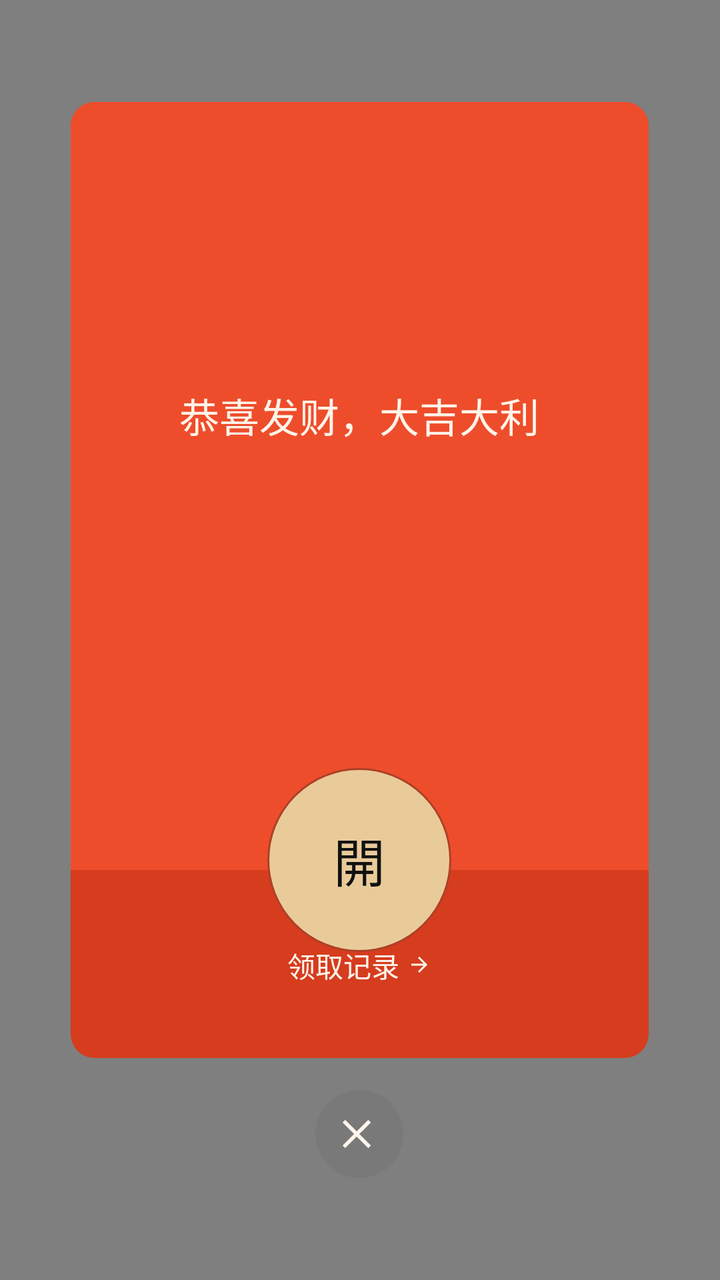
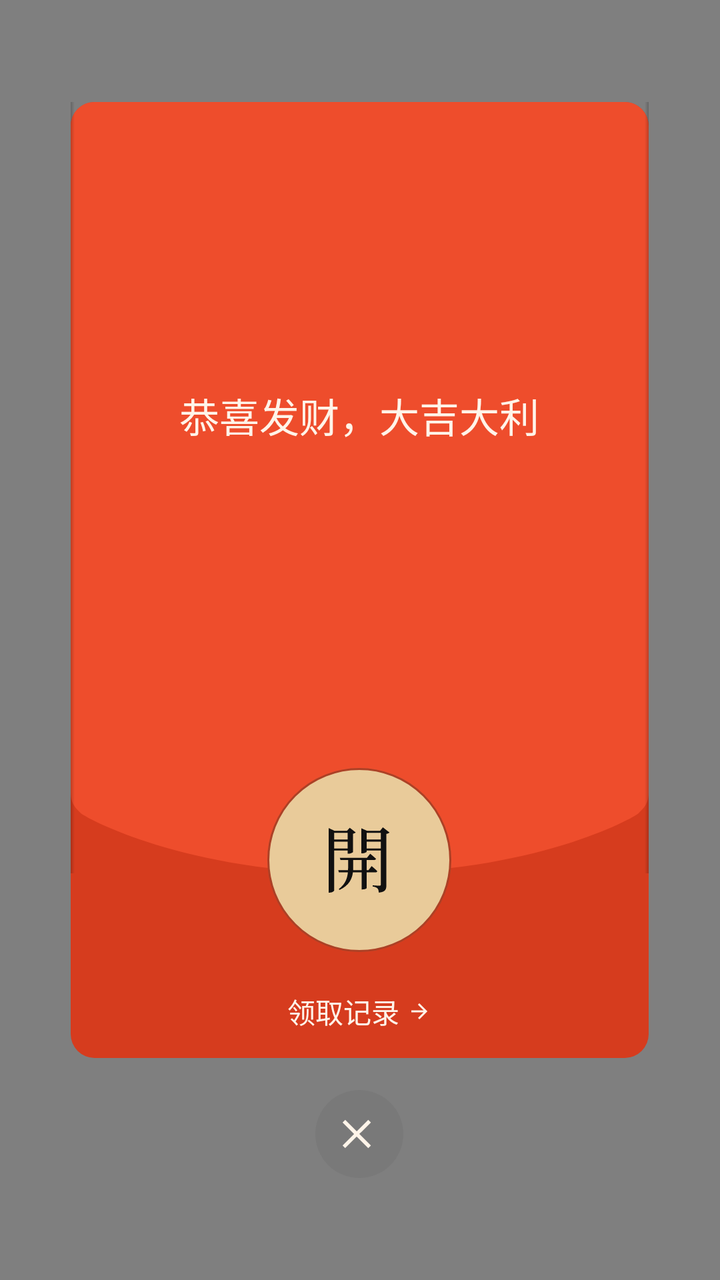

Screens rendered from an Android XML layout before and after an edit, with the pre-edit source and the edit as a unified diff.
<!-- AndroidManifest.xml: another module's application theme AppTheme.NoActionBar -->
<!-- res/layout/activity_red_packet_open.xml -->
<?xml version="1.0" encoding="utf-8"?>
<FrameLayout xmlns:android="http://schemas.android.com/apk/res/android"
    android:layout_width="match_parent"
    android:layout_height="match_parent"
    android:background="#80000000">

    <LinearLayout
        android:layout_width="wrap_content"
        android:layout_height="wrap_content"
        android:layout_gravity="center"
        android:gravity="center_horizontal"
        android:orientation="vertical">

        <FrameLayout
            android:id="@+id/rpCard"
            android:layout_width="289dp"
            android:layout_height="478dp"
            android:background="@drawable/zimkit_shape_red_packet_modal">

            
            <LinearLayout
                android:id="@+id/rpTopArea"
                android:layout_width="match_parent"
                android:layout_height="384dp"
                android:background="@drawable/zimkit_shape_red_packet_modal_top"
                android:gravity="center_horizontal"
                android:orientation="vertical"
                android:paddingTop="105dp">

                <LinearLayout
                    android:layout_width="wrap_content"
                    android:layout_height="wrap_content"
                    android:gravity="center_vertical"
                    android:orientation="horizontal">

                    <ImageView
                        android:id="@+id/rpSenderAvatar"
                        android:layout_width="22dp"
                        android:layout_height="22dp"
                        android:contentDescription="头像" />

                    <TextView
                        android:id="@+id/rpSenderName"
                        android:layout_width="wrap_content"
                        android:layout_height="wrap_content"
                        android:layout_marginStart="6dp"
                        android:includeFontPadding="false"
                        android:text=""
                        android:textColor="#FFF4E9"
                        android:textSize="18sp" />
                </LinearLayout>

                <TextView
                    android:id="@+id/rpRemark"
                    android:layout_width="wrap_content"
                    android:layout_height="wrap_content"
                    android:layout_marginTop="15dp"
                    android:gravity="center"
                    android:includeFontPadding="false"
                    android:paddingStart="24dp"
                    android:paddingEnd="24dp"
                    android:text="恭喜发财，大吉大利"
                    android:textColor="#FFF4E9"
                    android:textSize="20sp" />
            </LinearLayout>

            
            <FrameLayout
                android:id="@+id/rpOpenBtn"
                android:layout_width="92dp"
                android:layout_height="92dp"
                android:layout_gravity="top|center_horizontal"
                android:layout_marginTop="333dp"
                android:background="@drawable/zimkit_shape_coin_button"
                android:clickable="true">

                <TextView
                    android:layout_width="wrap_content"
                    android:layout_height="wrap_content"
                    android:layout_gravity="center"
                    android:includeFontPadding="false"
                    android:text="開"
                    android:textColor="#111111"
                    android:textSize="26sp" />
            </FrameLayout>

            
            <LinearLayout
                android:layout_width="match_parent"
                android:layout_height="wrap_content"
                android:layout_gravity="bottom"
                android:layout_marginBottom="94dp"
                android:gravity="center"
                android:orientation="vertical">

                <TextView
                    android:id="@+id/rpAmount"
                    android:layout_width="wrap_content"
                    android:layout_height="wrap_content"
                    android:includeFontPadding="false"
                    android:text=""
                    android:textColor="#FFF4E9"
                    android:textSize="24sp"
                    android:visibility="gone" />

                <TextView
                    android:id="@+id/rpStateText"
                    android:layout_width="wrap_content"
                    android:layout_height="wrap_content"
                    android:layout_marginTop="6dp"
                    android:gravity="center"
                    android:includeFontPadding="false"
                    android:text=""
                    android:textColor="#FFF4E9"
                    android:textSize="14sp"
                    android:visibility="gone" />
            </LinearLayout>

            
            <LinearLayout
                android:id="@+id/rpRecordsRow"
                android:layout_width="match_parent"
                android:layout_height="93dp"
                android:layout_gravity="bottom"
                android:background="?selectableItemBackground"
                android:clickable="true"
                android:gravity="center"
                android:orientation="horizontal">

                <TextView
                    android:layout_width="wrap_content"
                    android:layout_height="wrap_content"
                    android:includeFontPadding="false"
                    android:text="领取记录"
                    android:textColor="#FFF4E9"
                    android:textSize="14sp" />

                <ImageView
                    android:layout_width="12dp"
                    android:layout_height="14dp"
                    android:layout_marginStart="4dp"
                    android:contentDescription="查看"
                    android:src="@drawable/zimkit_ic_chevron_right_cream" />
            </LinearLayout>
        </FrameLayout>

        <FrameLayout
            android:id="@+id/rpCloseBtn"
            android:layout_width="44dp"
            android:layout_height="44dp"
            android:layout_marginTop="16dp"
            android:background="@drawable/zimkit_shape_close_circle"
            android:clickable="true">

            <ImageView
                android:layout_width="22dp"
                android:layout_height="22dp"
                android:layout_gravity="center"
                android:contentDescription="关闭"
                android:src="@drawable/zimkit_ic_close_cream" />
        </FrameLayout>
    </LinearLayout>
</FrameLayout>
<!-- resources referenced by this layout -->
<resources>
  <!-- drawable zimkit_shape_close_circle (drawable) -->
  <?xml version="1.0" encoding="utf-8"?>
  <shape xmlns:android="http://schemas.android.com/apk/res/android"
      android:shape="oval">
      <solid android:color="#0D000000" />
  </shape>
  <!-- drawable zimkit_shape_red_packet_modal (drawable) -->
  <?xml version="1.0" encoding="utf-8"?>
  <shape xmlns:android="http://schemas.android.com/apk/res/android"
      android:shape="rectangle">
      <solid android:color="#D63C1E" />
      <corners android:radius="12dp" />
  </shape>
  <!-- drawable zimkit_shape_red_packet_modal_top (drawable) -->
  <?xml version="1.0" encoding="utf-8"?>
  <shape xmlns:android="http://schemas.android.com/apk/res/android"
      android:shape="rectangle">
      <solid android:color="#EE4D2C" />
      <corners
          android:topLeftRadius="12dp"
          android:topRightRadius="12dp" />
  </shape>
  <style name="AppTheme.NoActionBar" parent="Theme.MaterialComponents.Light.NoActionBar">
          <item name="colorPrimary">@color/colorPrimary</item>
          <item name="colorPrimaryDark">@color/colorPrimaryDark</item>
          <item name="colorAccent">@color/colorAccent</item>
      </style>
  <color name="colorPrimary">#2196f3</color>
  <color name="colorPrimaryDark">#1970b6</color>
  <color name="colorAccent">#2196f3</color>
  <!-- unchanged entries left out for length: 3 -->
</resources>

<!-- the commit's change to res/layout/activity_red_packet_open.xml (unified diff, before → after) -->
@@ -1,8 +1,20 @@
 <?xml version="1.0" encoding="utf-8"?>
 <FrameLayout xmlns:android="http://schemas.android.com/apk/res/android"
     android:layout_width="match_parent"
-    android:layout_height="match_parent"
-    android:background="#80000000">
+    android:layout_height="match_parent">
+
+    
+    <View
+        android:id="@+id/rpStatusBarMask"
+        android:layout_width="match_parent"
+        android:layout_height="0dp"
+        android:layout_gravity="top"
+        android:background="#80000000" />
+
+    <FrameLayout
+        android:layout_width="match_parent"
+        android:layout_height="match_parent"
+        android:background="#80000000">
 
     <LinearLayout
         android:layout_width="wrap_content"
@@ -18,51 +30,66 @@
             android:background="@drawable/zimkit_shape_red_packet_modal">
 
             
+            <ImageView
+                android:id="@+id/rpTopArea"
+                android:layout_width="289dp"
+                android:layout_height="385.5dp"
+                android:layout_gravity="top|start"
+                android:contentDescription="@null"
+                android:scaleType="fitXY"
+                android:src="@drawable/ic_red_packet_modal_top" />
+
+            
+            <View
+                android:layout_width="2dp"
+                android:layout_height="385.5dp"
+                android:layout_gravity="top|start"
+                android:background="@drawable/zimkit_shape_modal_inner_shadow_left" />
+
+            <View
+                android:layout_width="2dp"
+                android:layout_height="385.5dp"
+                android:layout_gravity="top|end"
+                android:background="@drawable/zimkit_shape_modal_inner_shadow_right" />
+
             <LinearLayout
-                android:id="@+id/rpTopArea"
-                android:layout_width="match_parent"
-                android:layout_height="384dp"
-                android:background="@drawable/zimkit_shape_red_packet_modal_top"
-                android:gravity="center_horizontal"
-                android:orientation="vertical"
-                android:paddingTop="105dp">
+                android:layout_width="wrap_content"
+                android:layout_height="wrap_content"
+                android:layout_gravity="top|center_horizontal"
+                android:layout_marginTop="105dp"
+                android:gravity="center_vertical"
+                android:orientation="horizontal">
 
-                <LinearLayout
+                <ImageView
+                    android:id="@+id/rpSenderAvatar"
+                    android:layout_width="22dp"
+                    android:layout_height="22dp"
+                    android:contentDescription="头像" />
+
+                <TextView
+                    android:id="@+id/rpSenderName"
                     android:layout_width="wrap_content"
                     android:layout_height="wrap_content"
-                    android:gravity="center_vertical"
-                    android:orientation="horizontal">
+                    android:layout_marginStart="6dp"
+                    android:includeFontPadding="false"
+                    android:text=""
+                    android:textColor="#FFF4E9"
+                    android:textSize="18sp" />
+            </LinearLayout>
 
-                    <ImageView
-                        android:id="@+id/rpSenderAvatar"
-                        android:layout_width="22dp"
-                        android:layout_height="22dp"
-                        android:contentDescription="头像" />
-
-                    <TextView
-                        android:id="@+id/rpSenderName"
-                        android:layout_width="wrap_content"
-                        android:layout_height="wrap_content"
-                        android:layout_marginStart="6dp"
-                        android:includeFontPadding="false"
-                        android:text=""
-                        android:textColor="#FFF4E9"
-                        android:textSize="18sp" />
-                </LinearLayout>
-
-                <TextView
-                    android:id="@+id/rpRemark"
-                    android:layout_width="wrap_content"
-                    android:layout_height="wrap_content"
-                    android:layout_marginTop="15dp"
-                    android:gravity="center"
-                    android:includeFontPadding="false"
-                    android:paddingStart="24dp"
-                    android:paddingEnd="24dp"
-                    android:text="恭喜发财，大吉大利"
-                    android:textColor="#FFF4E9"
-                    android:textSize="20sp" />
-            </LinearLayout>
+            <TextView
+                android:id="@+id/rpRemark"
+                android:layout_width="wrap_content"
+                android:layout_height="wrap_content"
+                android:layout_gravity="top|center_horizontal"
+                android:layout_marginTop="142dp"
+                android:gravity="center"
+                android:includeFontPadding="false"
+                android:paddingStart="24dp"
+                android:paddingEnd="24dp"
+                android:text="恭喜发财，大吉大利"
+                android:textColor="#FFF4E9"
+                android:textSize="20sp" />
 
             
             <FrameLayout
@@ -71,17 +98,21 @@
                 android:layout_height="92dp"
                 android:layout_gravity="top|center_horizontal"
                 android:layout_marginTop="333dp"
-                android:background="@drawable/zimkit_shape_coin_button"
                 android:clickable="true">
 
-                <TextView
-                    android:layout_width="wrap_content"
-                    android:layout_height="wrap_content"
-                    android:layout_gravity="center"
-                    android:includeFontPadding="false"
-                    android:text="開"
-                    android:textColor="#111111"
-                    android:textSize="26sp" />
+                <FrameLayout
+                    android:id="@+id/rpCoinRotator"
+                    android:layout_width="match_parent"
+                    android:layout_height="match_parent"
+                    android:background="@drawable/zimkit_shape_coin_button">
+
+                    <ImageView
+                        android:layout_width="30.5dp"
+                        android:layout_height="32.5dp"
+                        android:layout_gravity="center"
+                        android:contentDescription="開"
+                        android:src="@drawable/ic_red_packet_kai" />
+                </FrameLayout>
             </FrameLayout>
 
             
@@ -120,9 +151,8 @@
             <LinearLayout
                 android:id="@+id/rpRecordsRow"
                 android:layout_width="match_parent"
-                android:layout_height="93dp"
+                android:layout_height="46.75dp"
                 android:layout_gravity="bottom"
-                android:background="?selectableItemBackground"
                 android:clickable="true"
                 android:gravity="center"
                 android:orientation="horizontal">
@@ -160,4 +190,5 @@
                 android:src="@drawable/zimkit_ic_close_cream" />
         </FrameLayout>
     </LinearLayout>
+    </FrameLayout>
 </FrameLayout>
<!-- resource entries referenced after the edit -->
@@ -1,10 +1,50 @@
 <!-- resources referenced by this layout -->
 <resources>
+  <!-- drawable ic_red_packet_kai (drawable) -->
+  <?xml version="1.0" encoding="utf-8"?>
+  <vector xmlns:android="http://schemas.android.com/apk/res/android"
+      android:width="30.5dp"
+      android:height="32.5dp"
+      android:viewportWidth="62"
+      android:viewportHeight="65">
+      <path
+          android:fillColor="#111111"
+          android:pathData="M33.336,32.472H24.768V40.104L24.696,42.696H33.336V32.472ZM9.72,42.696H19.584L19.656,40.104V32.472H11.88L11.304,30.384H38.664L41.976,26.28C41.976,26.28 45.576,29.16 47.88,31.32C47.664,32.112 47.016,32.472 46.008,32.472H38.448V42.696H40.248L43.416,38.52C43.416,38.52 47.016,41.472 49.176,43.632C48.96,44.424 48.24,44.784 47.304,44.784H38.448V60.408C38.448,60.768 36.792,61.776 34.128,61.776H33.336V44.784H24.48C23.688,51.048 20.88,57.744 10.944,62.28L10.224,61.416C16.848,56.52 18.864,50.616 19.44,44.784H10.296L9.72,42.696ZM19.152,5.544H5.544V12.096H19.152V5.544ZM0,3.456V0.719999L5.904,3.456H18.504L21.312,0.431999L27.288,5.04C26.856,5.544 25.848,6.12 24.624,6.336V24.48C24.552,25.056 21.888,26.28 20.088,26.28H19.152V23.112H5.544V62.712C5.544,63.504 3.6,64.944 0.936,64.944H0V3.456ZM5.544,14.184V21.024H19.152V14.184H5.544ZM52.704,5.544H38.448V12.096H52.704V5.544ZM33.048,3.456V0.936001L38.808,3.456H51.984L54.792,0L61.488,5.112C60.984,5.688 59.76,6.336 58.32,6.552V57.384C58.32,61.704 57.528,64.224 50.688,64.944C50.544,63.144 50.184,61.632 49.392,60.768C48.456,59.904 47.088,59.256 44.424,58.824V57.672C44.424,57.672 50.04,58.104 51.264,58.104C52.416,58.104 52.704,57.744 52.704,56.736V23.112H38.448V24.192C38.448,24.696 36.072,25.92 33.768,25.92H33.048V3.456ZM38.448,14.184V21.024H52.704V14.184H38.448Z" />
+  </vector>
+  <!-- drawable ic_red_packet_modal_top (drawable) -->
+  <?xml version="1.0" encoding="utf-8"?>
+  <vector xmlns:android="http://schemas.android.com/apk/res/android"
+      android:width="289dp"
+      android:height="384.5dp"
+      android:viewportWidth="578"
+      android:viewportHeight="769">
+      <path
+          android:fillColor="#EE4D2C"
+          android:pathData="M0,24C0,10.7452 10.7452,0 24,0H554C567.255,0 578,10.7452 578,24V689.221C578,695.192 575.793,700.965 571.654,705.269C570.487,706.482 569.244,707.756 568,709C563,714 463.5,769 289,769C114.5,769 14,713 10,709C8.90455,707.905 7.6591,706.622 6.42797,705.336C2.25503,700.978 0,695.15 0,689.116V24Z" />
+  </vector>
   <!-- drawable zimkit_shape_close_circle (drawable) -->
   <?xml version="1.0" encoding="utf-8"?>
   <shape xmlns:android="http://schemas.android.com/apk/res/android"
       android:shape="oval">
       <solid android:color="#0D000000" />
+  </shape>
+  <!-- drawable zimkit_shape_modal_inner_shadow_left (drawable) -->
+  <?xml version="1.0" encoding="utf-8"?>
+  <shape xmlns:android="http://schemas.android.com/apk/res/android"
+      android:shape="rectangle">
+      <gradient
+          android:angle="0"
+          android:endColor="#00000000"
+          android:startColor="#33000000" />
+  </shape>
+  <!-- drawable zimkit_shape_modal_inner_shadow_right (drawable) -->
+  <?xml version="1.0" encoding="utf-8"?>
+  <shape xmlns:android="http://schemas.android.com/apk/res/android"
+      android:shape="rectangle">
+      <gradient
+          android:angle="180"
+          android:endColor="#00000000"
+          android:startColor="#33000000" />
   </shape>
   <!-- drawable zimkit_shape_red_packet_modal (drawable) -->
   <?xml version="1.0" encoding="utf-8"?>
@@ -12,15 +52,6 @@
       android:shape="rectangle">
       <solid android:color="#D63C1E" />
       <corners android:radius="12dp" />
-  </shape>
-  <!-- drawable zimkit_shape_red_packet_modal_top (drawable) -->
-  <?xml version="1.0" encoding="utf-8"?>
-  <shape xmlns:android="http://schemas.android.com/apk/res/android"
-      android:shape="rectangle">
-      <solid android:color="#EE4D2C" />
-      <corners
-          android:topLeftRadius="12dp"
-          android:topRightRadius="12dp" />
   </shape>
   <style name="AppTheme.NoActionBar" parent="Theme.MaterialComponents.Light.NoActionBar">
           <item name="colorPrimary">@color/colorPrimary</item>
